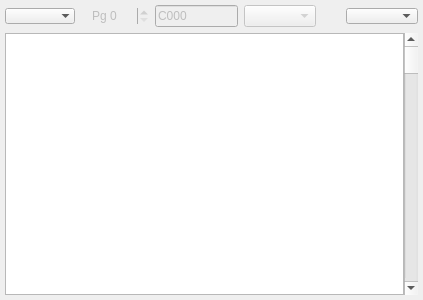
Above: ui/dbgwidgets/form_dump.ui from dotkoval/xpeccy-plus before the change. Below: the same form after it.
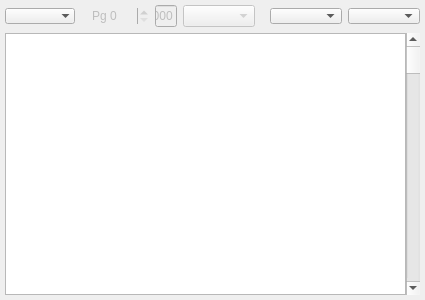
That is the form after the change. Custom widgets are drawn as their Qt base class.

Commit message:
debuga: line the dumps up in groups of four
Cells keep a fixed width instead of stretching, with a gap every four
bytes. Bytes per row is Auto/8/12/16 in the memory and disk dumps, the
track dump is no longer stuck at eight. The register dump rows read
"HL (1234):" and share the same cell width.

The edit to the form file:
```diff
--- a/ui/dbgwidgets/form_dump.ui
+++ b/ui/dbgwidgets/form_dump.ui
@@ -98,6 +98,19 @@
        </property>
       </spacer>
      </item>
+     <item>
+      <widget class="QComboBox" name="cbDumpBytes">
+       <property name="maximumSize">
+        <size>
+         <width>16777215</width>
+         <height>16</height>
+        </size>
+       </property>
+       <property name="toolTip">
+        <string>Bytes per row</string>
+       </property>
+      </widget>
+     </item>
      <item>
       <widget class="QComboBox" name="cbCodePage">
        <property name="maximumSize">
```
The commit also changes 7 other files.
